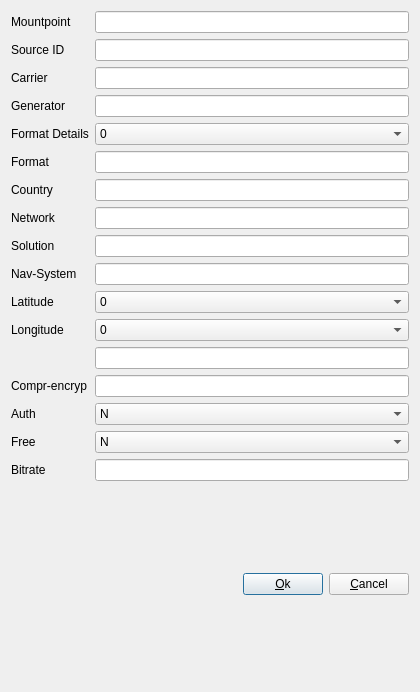
lhuisman/myRTKLIB, file app/qtapp/appcmn_qt/mntpoptdlg.ui: the form before one commit.
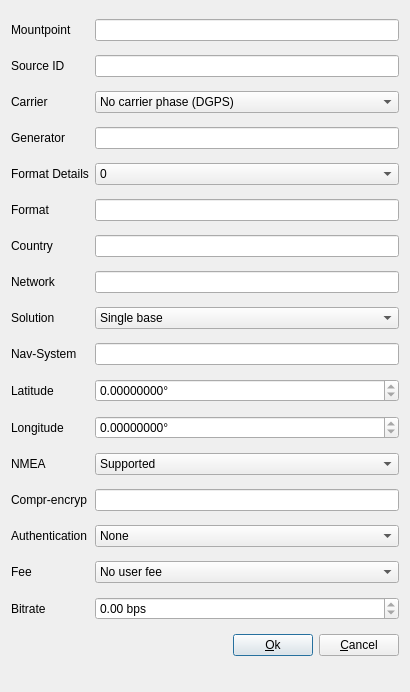
The form after the commit.

```diff
--- a/app/qtapp/appcmn_qt/mntpoptdlg.ui
+++ b/app/qtapp/appcmn_qt/mntpoptdlg.ui
@@ -6,7 +6,7 @@
    <rect>
     <x>0</x>
     <y>0</y>
-    <width>420</width>
+    <width>410</width>
     <height>692</height>
    </rect>
   </property>
@@ -14,81 +14,107 @@
    <string>Mountpoint Options</string>
   </property>
   <layout class="QGridLayout" name="gridLayout">
-   <item row="2" column="0">
-    <widget class="QLabel" name="Label15">
+   <item row="11" column="1">
+    <widget class="QDoubleSpinBox" name="sBSourceTable11">
+     <property name="readOnly">
+      <bool>true</bool>
+     </property>
+     <property name="suffix">
+      <string>°</string>
+     </property>
+     <property name="decimals">
+      <number>8</number>
+     </property>
+     <property name="minimum">
+      <double>-180.000000000000000</double>
+     </property>
+     <property name="maximum">
+      <double>360.000000000000000</double>
+     </property>
+    </widget>
+   </item>
+   <item row="15" column="1">
+    <widget class="QComboBox" name="cBSourceTable17">
+     <property name="toolTip">
+      <string>Uage fee applied</string>
+     </property>
+     <item>
+      <property name="text">
+       <string>No user fee</string>
+      </property>
+     </item>
+     <item>
+      <property name="text">
+       <string>Usage is charged</string>
+      </property>
+     </item>
+    </widget>
+   </item>
+   <item row="1" column="0">
+    <widget class="QLabel" name="Label14">
      <property name="text">
-      <string>Carrier</string>
+      <string>Source ID</string>
      </property>
     </widget>
    </item>
-   <item row="16" column="1">
-    <widget class="QLineEdit" name="lESourceTable16"/>
-   </item>
-   <item row="7" column="1">
-    <widget class="QLineEdit" name="lESourceTable7"/>
-   </item>
    <item row="14" column="1">
-    <widget class="QComboBox" name="lESourceTable14">
+    <widget class="QComboBox" name="cBSourceTable16">
+     <property name="toolTip">
+      <string>Access protection for this data stream</string>
+     </property>
      <item>
       <property name="text">
-       <string>N</string>
+       <string>None</string>
       </property>
      </item>
      <item>
       <property name="text">
-       <string>B</string>
+       <string>Basic</string>
       </property>
      </item>
      <item>
       <property name="text">
-       <string>D</string>
+       <string>Digest</string>
       </property>
      </item>
     </widget>
    </item>
-   <item row="7" column="0">
-    <widget class="QLabel" name="Label4">
+   <item row="11" column="0">
+    <widget class="QLabel" name="Label9">
      <property name="text">
-      <string>Network</string>
+      <string>Longitude</string>
      </property>
     </widget>
    </item>
-   <item row="10" column="1">
-    <widget class="QComboBox" name="lESourceTable10">
-     <item>
-      <property name="text">
-       <string>0</string>
-      </property>
-     </item>
-     <item>
-      <property name="text">
-       <string>1</string>
-      </property>
-     </item>
+   <item row="16" column="0">
+    <widget class="QLabel" name="Label13">
+     <property name="text">
+      <string>Bitrate</string>
+     </property>
     </widget>
    </item>
-   <item row="6" column="0">
-    <widget class="QLabel" name="Label3">
+   <item row="4" column="0">
+    <widget class="QLabel" name="Label1">
      <property name="text">
-      <string>Country</string>
+      <string>Format Details</string>
      </property>
     </widget>
    </item>
-   <item row="2" column="1">
-    <widget class="QLineEdit" name="lESourceTable2"/>
-   </item>
-   <item row="3" column="1">
-    <widget class="QLineEdit" name="lESourceTable3"/>
-   </item>
-   <item row="3" column="0">
-    <widget class="QLabel" name="Label16">
+   <item row="0" column="0">
+    <widget class="QLabel" name="Label17">
      <property name="text">
-      <string>Generator</string>
+      <string>Mountpoint</string>
      </property>
     </widget>
    </item>
-   <item row="17" column="0" colspan="2">
+   <item row="18" column="0" colspan="2">
     <widget class="QWidget" name="widget" native="true">
+     <property name="sizePolicy">
+      <sizepolicy hsizetype="Preferred" vsizetype="Fixed">
+       <horstretch>0</horstretch>
+       <verstretch>0</verstretch>
+      </sizepolicy>
+     </property>
      <layout class="QHBoxLayout" name="horizontalLayout">
       <property name="leftMargin">
        <number>0</number>
@@ -135,25 +161,25 @@
      </layout>
     </widget>
    </item>
-   <item row="16" column="0">
-    <widget class="QLabel" name="Label13">
-     <property name="text">
-      <string>Bitrate</string>
-     </property>
+   <item row="2" column="1">
+    <widget class="QComboBox" name="cBSourceTable6">
+     <item>
+      <property name="text">
+       <string>No carrier phase (DGPS)</string>
+      </property>
+     </item>
+     <item>
+      <property name="text">
+       <string>L1 carrier phase (RTK)</string>
+      </property>
+     </item>
+     <item>
+      <property name="text">
+       <string>L1 &amp; L2 carrier phase (RTK)</string>
+      </property>
+     </item>
     </widget>
    </item>
-   <item row="5" column="1">
-    <widget class="QLineEdit" name="lESourceTable5"/>
-   </item>
-   <item row="9" column="1">
-    <widget class="QLineEdit" name="lESourceTable9"/>
-   </item>
-   <item row="8" column="1">
-    <widget class="QLineEdit" name="lESourceTable8"/>
-   </item>
-   <item row="12" column="1">
-    <widget class="QLineEdit" name="lESourceTable12"/>
-   </item>
    <item row="10" column="0">
     <widget class="QLabel" name="Label8">
      <property name="text">
@@ -161,20 +187,6 @@
      </property>
     </widget>
    </item>
-   <item row="13" column="0">
-    <widget class="QLabel" name="Label10">
-     <property name="text">
-      <string>Compr-encryp</string>
-     </property>
-    </widget>
-   </item>
-   <item row="9" column="0">
-    <widget class="QLabel" name="Label7">
-     <property name="text">
-      <string>Nav-System</string>
-     </property>
-    </widget>
-   </item>
    <item row="5" column="0">
     <widget class="QLabel" name="Label2">
      <property name="text">
@@ -182,8 +194,100 @@
      </property>
     </widget>
    </item>
+   <item row="7" column="0">
+    <widget class="QLabel" name="Label4">
+     <property name="text">
+      <string>Network</string>
+     </property>
+    </widget>
+   </item>
+   <item row="13" column="0">
+    <widget class="QLabel" name="Label10">
+     <property name="text">
+      <string>Compr-encryp</string>
+     </property>
+    </widget>
+   </item>
+   <item row="14" column="0">
+    <widget class="QLabel" name="Label11">
+     <property name="text">
+      <string>Authentication</string>
+     </property>
+    </widget>
+   </item>
+   <item row="10" column="1">
+    <widget class="QDoubleSpinBox" name="sBSourceTable10">
+     <property name="readOnly">
+      <bool>true</bool>
+     </property>
+     <property name="suffix">
+      <string>°</string>
+     </property>
+     <property name="decimals">
+      <number>8</number>
+     </property>
+     <property name="minimum">
+      <double>-180.000000000000000</double>
+     </property>
+     <property name="maximum">
+      <double>180.000000000000000</double>
+     </property>
+    </widget>
+   </item>
+   <item row="8" column="1">
+    <widget class="QComboBox" name="cBSourceTable13">
+     <item>
+      <property name="text">
+       <string>Single base</string>
+      </property>
+     </item>
+     <item>
+      <property name="text">
+       <string>Network</string>
+      </property>
+     </item>
+    </widget>
+   </item>
+   <item row="1" column="1">
+    <widget class="QLineEdit" name="lESourceTable3">
+     <property name="toolTip">
+      <string>Source identifier, e.g. location</string>
+     </property>
+     <property name="readOnly">
+      <bool>true</bool>
+     </property>
+    </widget>
+   </item>
+   <item row="2" column="0">
+    <widget class="QLabel" name="Label15">
+     <property name="text">
+      <string>Carrier</string>
+     </property>
+    </widget>
+   </item>
    <item row="0" column="1">
-    <widget class="QLineEdit" name="lEMountPoint"/>
+    <widget class="QLineEdit" name="lEMountPoint">
+     <property name="toolTip">
+      <string>Mountpoint name</string>
+     </property>
+    </widget>
+   </item>
+   <item row="9" column="1">
+    <widget class="QLineEdit" name="lESourceTable7">
+     <property name="toolTip">
+      <string>Supported navigation systems</string>
+     </property>
+     <property name="readOnly">
+      <bool>true</bool>
+     </property>
+    </widget>
+   </item>
+   <item row="3" column="0">
+    <widget class="QLabel" name="Label16">
+     <property name="text">
+      <string>Generator</string>
+     </property>
+    </widget>
    </item>
    <item row="8" column="0">
     <widget class="QLabel" name="Label6">
@@ -192,8 +296,15 @@
      </property>
     </widget>
    </item>
+   <item row="15" column="0">
+    <widget class="QLabel" name="Label12">
+     <property name="text">
+      <string>Fee</string>
+     </property>
+    </widget>
+   </item>
    <item row="4" column="1">
-    <widget class="QComboBox" name="lESourceTable4">
+    <widget class="QComboBox" name="cBSourceTable5">
      <item>
       <property name="text">
        <string>0</string>
@@ -216,85 +327,110 @@
      </item>
     </widget>
    </item>
-   <item row="11" column="1">
-    <widget class="QComboBox" name="lESourceTable11">
-     <item>
-      <property name="text">
-       <string>0</string>
-      </property>
-     </item>
-     <item>
-      <property name="text">
-       <string>1</string>
-      </property>
-     </item>
+   <item row="9" column="0">
+    <widget class="QLabel" name="Label7">
+     <property name="text">
+      <string>Nav-System</string>
+     </property>
     </widget>
    </item>
-   <item row="1" column="0">
-    <widget class="QLabel" name="Label14">
-     <property name="text">
-      <string>Source ID</string>
+   <item row="7" column="1">
+    <widget class="QLineEdit" name="lESourceTable8">
+     <property name="toolTip">
+      <string>Network name</string>
      </property>
+     <property name="readOnly">
+      <bool>true</bool>
+     </property>
     </widget>
    </item>
-   <item row="11" column="0">
-    <widget class="QLabel" name="Label9">
-     <property name="text">
-      <string>Longitude</string>
+   <item row="5" column="1">
+    <widget class="QLineEdit" name="lESourceTable4">
+     <property name="toolTip">
+      <string>Supported data stream format and  version</string>
      </property>
+     <property name="readOnly">
+      <bool>true</bool>
+     </property>
     </widget>
    </item>
-   <item row="6" column="1">
-    <widget class="QLineEdit" name="lESourceTable6"/>
+   <item row="3" column="1">
+    <widget class="QLineEdit" name="lESourceTable14">
+     <property name="toolTip">
+      <string>Hard- or software generating the data stream</string>
+     </property>
+     <property name="readOnly">
+      <bool>true</bool>
+     </property>
+    </widget>
+   </item>
+   <item row="6" column="0">
+    <widget class="QLabel" name="Label3">
+     <property name="text">
+      <string>Country</string>
+     </property>
+    </widget>
    </item>
    <item row="13" column="1">
-    <widget class="QLineEdit" name="lESourceTable13"/>
+    <widget class="QLineEdit" name="lESourceTable15">
+     <property name="toolTip">
+      <string>Compression/Encryption algorithm applied</string>
+     </property>
+     <property name="readOnly">
+      <bool>true</bool>
+     </property>
+    </widget>
    </item>
-   <item row="4" column="0">
-    <widget class="QLabel" name="Label1">
-     <property name="text">
-      <string>Format Details</string>
+   <item row="6" column="1">
+    <widget class="QLineEdit" name="lESourceTable9">
+     <property name="toolTip">
+      <string>Country code</string>
      </property>
+     <property name="readOnly">
+      <bool>true</bool>
+     </property>
     </widget>
    </item>
-   <item row="15" column="0">
-    <widget class="QLabel" name="Label12">
-     <property name="text">
-      <string>Free</string>
+   <item row="16" column="1">
+    <widget class="QDoubleSpinBox" name="sBSourceTable18">
+     <property name="toolTip">
+      <string>Bite rate of data stream in bits per second</string>
      </property>
+     <property name="readOnly">
+      <bool>true</bool>
+     </property>
+     <property name="suffix">
+      <string> bps</string>
+     </property>
+     <property name="maximum">
+      <double>100000.000000000000000</double>
+     </property>
     </widget>
    </item>
-   <item row="1" column="1">
-    <widget class="QLineEdit" name="lESourceTable1"/>
-   </item>
-   <item row="14" column="0">
-    <widget class="QLabel" name="Label11">
+   <item row="12" column="0">
+    <widget class="QLabel" name="Label18">
+     <property name="toolTip">
+      <string>&lt;html&gt;&lt;head/&gt;&lt;body&gt;&lt;p&gt;Capability of Caster to receive NMEA message with approximate position from Client&lt;/p&gt;&lt;/body&gt;&lt;/html&gt;</string>
+     </property>
      <property name="text">
-      <string>Auth</string>
+      <string>NMEA</string>
      </property>
     </widget>
    </item>
-   <item row="15" column="1">
-    <widget class="QComboBox" name="lESourceTable15">
+   <item row="12" column="1">
+    <widget class="QComboBox" name="cBSourceTable12">
      <item>
       <property name="text">
-       <string>N</string>
+       <string>Supported</string>
       </property>
      </item>
      <item>
       <property name="text">
-       <string>Y</string>
+       <string>Unsupported</string>
       </property>
      </item>
     </widget>
    </item>
-   <item row="0" column="0">
-    <widget class="QLabel" name="Label17">
-     <property name="text">
-      <string>Mountpoint</string>
-     </property>
-    </widget>
-   </item>
   </layout>
  </widget>
  <resources/>
```
